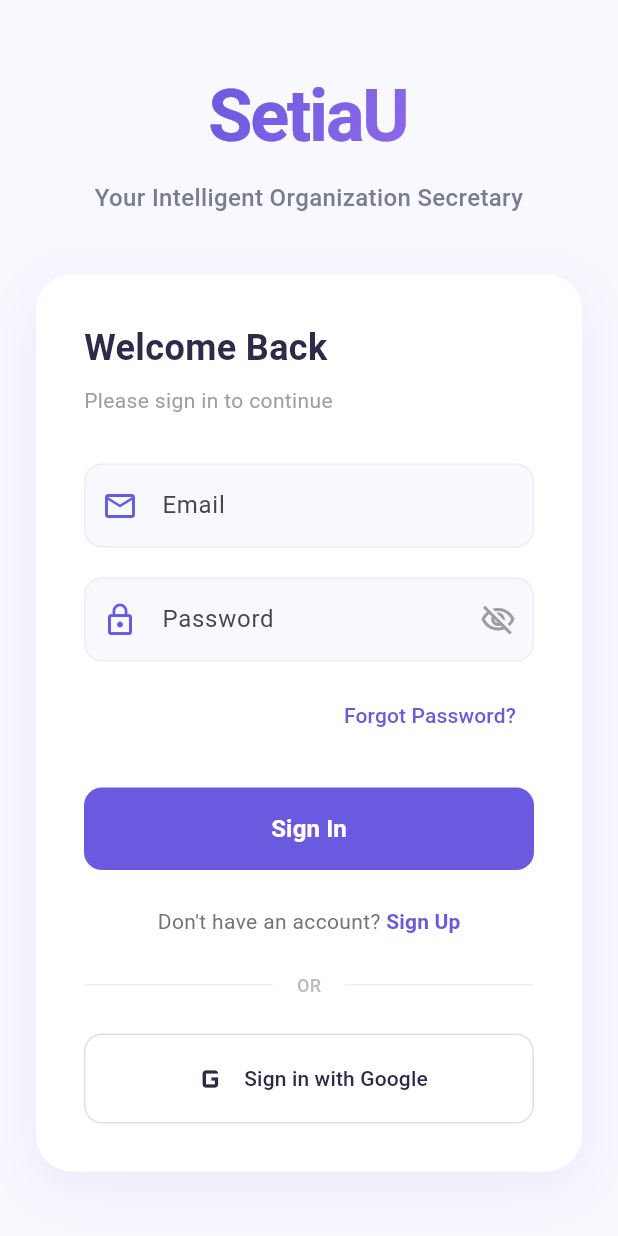
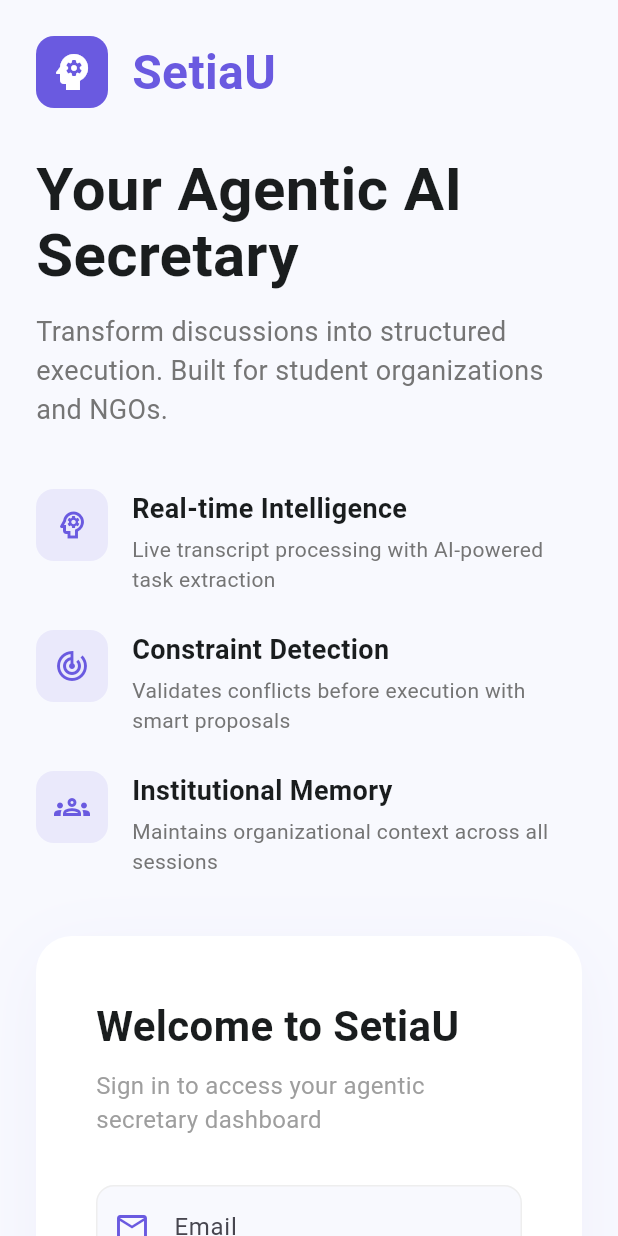
Before and after one commit to DiamondIvan/kitahack-setiaU, a Flutter app: the screen it shows after launch, on a phone screen of 412 x 824 dp. Run offline on Flutter 3.47's test engine with Material 3 defaults, Android fonts, the phone set to English and light mode, and no system bars; our stand-ins replace cloud_firestore, firebase_auth, firebase_core, flutter_dotenv, google_generative_ai, google_sign_in; accounts and stored records are empty.

Commit message:
new login screen

```diff
--- a/lib/screens/login_screen.dart
+++ b/lib/screens/login_screen.dart
@@ -107,55 +107,97 @@
       body: Center(
         child: SingleChildScrollView(
           padding: const EdgeInsets.all(24),
-          child: Column(
-            mainAxisAlignment: MainAxisAlignment.center,
+          child: Wrap(
+            alignment: WrapAlignment.center,
+            crossAxisAlignment: WrapCrossAlignment.center,
+            spacing: 60,
+            runSpacing: 40,
             children: [
-              // Modern Logo / Brand
+              // Left Panel: Branding & Features
               Container(
-                margin: const EdgeInsets.only(bottom: 40),
+                constraints: const BoxConstraints(maxWidth: 480),
                 child: Column(
+                  crossAxisAlignment: CrossAxisAlignment.start,
                   children: [
-                    ShaderMask(
-                      shaderCallback: (bounds) => const LinearGradient(
-                        colors: [Color(0xFF6A5AE0), Color(0xFF8F67E8)],
-                        begin: Alignment.topLeft,
-                        end: Alignment.bottomRight,
-                      ).createShader(bounds),
-                      child: const Text(
-                        'SetiaU',
-                        style: TextStyle(
-                          fontSize: 48,
-                          fontWeight: FontWeight.bold,
-                          letterSpacing: -1.5,
-                          color: Colors.white,
+                    // New Logo Style
+                    Row(
+                      children: [
+                        Container(
+                          width: 48,
+                          height: 48,
+                          decoration: BoxDecoration(
+                            color: const Color(0xFF6A5AE0),
+                            borderRadius: BorderRadius.circular(12),
+                          ),
+                          child: const Icon(
+                            Icons.psychology, // Brain icon approximation
+                            color: Colors.white,
+                            size: 32,
+                          ),
                         ),
+                        const SizedBox(width: 16),
+                        const Text(
+                          'SetiaU',
+                          style: TextStyle(
+                            fontSize: 32,
+                            fontWeight: FontWeight.bold,
+                            color: Color(0xFF6A5AE0),
+                          ),
+                        ),
+                      ],
+                    ),
+                    const SizedBox(height: 32),
+                    const Text(
+                      'Your Agentic AI Secretary',
+                      style: TextStyle(
+                        fontSize: 40,
+                        height: 1.1,
+                        fontWeight: FontWeight.bold,
+                        color: Color(0xFF1A1D1E),
                       ),
                     ),
-                    const SizedBox(height: 8),
-                    const Text(
-                      'Your Intelligent Organization Secretary',
-                      textAlign: TextAlign.center,
-                      style: TextStyle(
-                        fontSize: 16,
-                        color: Color(0xFF7B7B93),
-                        fontWeight: FontWeight.w500,
-                      ),
+                    const SizedBox(height: 16),
+                    Text(
+                      'Transform discussions into structured execution. Built for student organizations and NGOs.',
+                      style: TextStyle(fontSize: 18, color: Colors.grey[600]),
+                    ),
+                    const SizedBox(height: 40),
+                    // Feature List
+                    _FeatureItem(
+                      icon: Icons.psychology_outlined,
+                      title: 'Real-time Intelligence',
+                      subtitle:
+                          'Live transcript processing with AI-powered task extraction',
+                    ),
+                    const SizedBox(height: 24),
+                    _FeatureItem(
+                      icon: Icons.track_changes_outlined,
+                      title: 'Constraint Detection',
+                      subtitle:
+                          'Validates conflicts before execution with smart proposals',
+                    ),
+                    const SizedBox(height: 24),
+                    _FeatureItem(
+                      icon: Icons.groups_outlined,
+                      title: 'Institutional Memory',
+                      subtitle:
+                          'Maintains organizational context across all sessions',
                     ),
                   ],
                 ),
               ),
 
-              // Login Card
+              // Right Panel: Login Card
               Container(
-                constraints: const BoxConstraints(maxWidth: 400),
-                padding: const EdgeInsets.all(32),
+                constraints: const BoxConstraints(maxWidth: 440),
+                padding: const EdgeInsets.all(40),
                 decoration: BoxDecoration(
                   color: Colors.white,
                   borderRadius: BorderRadius.circular(24),
                   boxShadow: [
                     BoxShadow(
-                      color: const Color(0xFF6A5AE0).withAlpha(26),
-                      blurRadius: 30,
+                      color: const Color(0xFF6A5AE0).withAlpha(15),
+                      blurRadius: 40,
                       offset: const Offset(0, 10),
                     ),
                   ],
@@ -164,19 +206,19 @@
                   crossAxisAlignment: CrossAxisAlignment.stretch,
                   children: [
                     Text(
-                      _isLogin ? 'Welcome Back' : 'Create Account',
+                      _isLogin ? 'Welcome to SetiaU' : 'Join SetiaU',
                       style: const TextStyle(
-                        fontSize: 24,
+                        fontSize: 28,
                         fontWeight: FontWeight.bold,
-                        color: Color(0xFF2D2A4A),
+                        color: Color(0xFF1A1D1E),
                       ),
                     ),
                     const SizedBox(height: 8),
                     Text(
                       _isLogin
-                          ? 'Please sign in to continue'
-                          : 'Please fill in the details below',
-                      style: TextStyle(fontSize: 14, color: Colors.grey[500]),
+                          ? 'Sign in to access your agentic secretary dashboard'
+                          : 'Create an account to get started',
+                      style: TextStyle(fontSize: 16, color: Colors.grey[500]),
                     ),
                     const SizedBox(height: 32),
 
@@ -348,12 +390,20 @@
                       icon: const Icon(Icons.g_mobiledata, size: 28),
                       label: const Text('Sign in with Google'),
                       style: OutlinedButton.styleFrom(
-                        padding: const EdgeInsets.symmetric(vertical: 16),
+                        padding: const EdgeInsets.symmetric(vertical: 20),
                         side: BorderSide(color: Colors.grey[300]!),
                         shape: RoundedRectangleBorder(
                           borderRadius: BorderRadius.circular(12),
                         ),
                         foregroundColor: const Color(0xFF2D2A4A),
+                      ),
+                    ),
+                    const SizedBox(height: 24),
+                    const Center(
+                      child: Text(
+                        'Aligned with SDG 16 - Strengthening institutional transparency and accountability',
+                        textAlign: TextAlign.center,
+                        style: TextStyle(fontSize: 12, color: Colors.grey),
                       ),
                     ),
                   ],
@@ -366,3 +416,50 @@
     );
   }
 }
+
+class _FeatureItem extends StatelessWidget {
+  final IconData icon;
+  final String title;
+  final String subtitle;
+
+  const _FeatureItem({
+    required this.icon,
+    required this.title,
+    required this.subtitle,
+  });
+
+  @override
+  Widget build(BuildContext context) {
+    return Row(
+      crossAxisAlignment: CrossAxisAlignment.start,
+      children: [
+        Container(
+          padding: const EdgeInsets.all(12),
+          decoration: BoxDecoration(
+            color: const Color(0xFF6A5AE0).withAlpha(26),
+            borderRadius: BorderRadius.circular(12),
+          ),
+          child: Icon(icon, color: const Color(0xFF6A5AE0), size: 24),
+        ),
+        const SizedBox(width: 16),
+        Expanded(
+          child: Column(
+            crossAxisAlignment: CrossAxisAlignment.start,
+            children: [
+              Text(
+                title,
+                style: const TextStyle(
+                  fontSize: 18,
+                  fontWeight: FontWeight.bold,
+                  color: Color(0xFF1A1D1E),
+                ),
+              ),
+              const SizedBox(height: 4),
+              Text(subtitle, style: TextStyle(color: Colors.grey[600])),
+            ],
+          ),
+        ),
+      ],
+    );
+  }
+}
```
